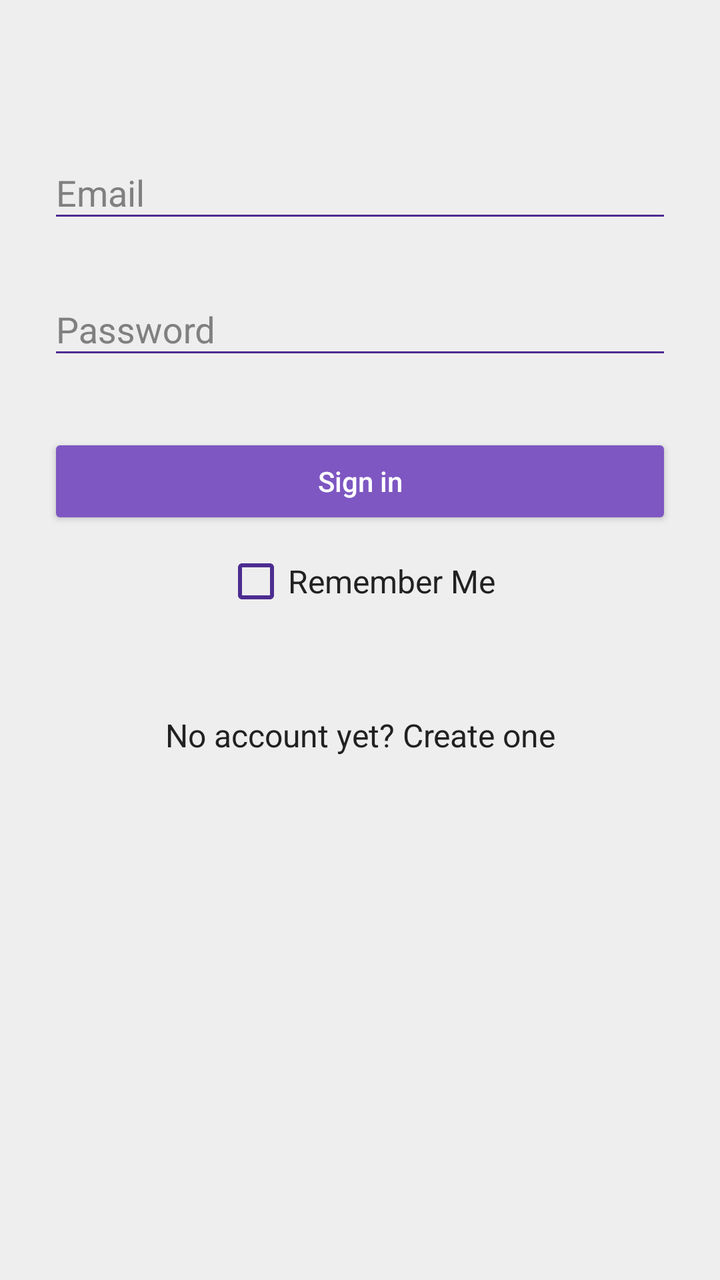
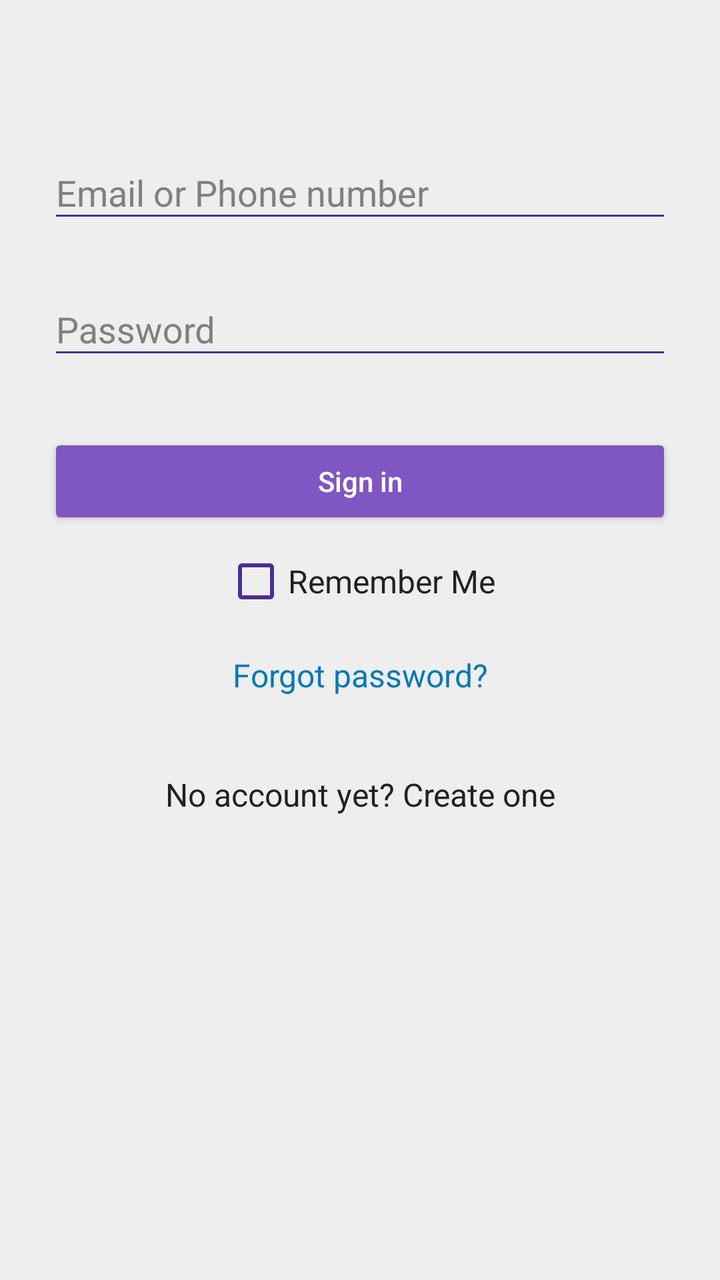

Screens rendered from an Android XML layout before and after an edit, with the pre-edit source and the edit as a unified diff.
<!-- AndroidManifest.xml: activity theme AppTheme.Dark -->
<!-- res/layout/activity_sign_in.xml -->
<?xml version="1.0" encoding="utf-8"?>
<ScrollView xmlns:android="http://schemas.android.com/apk/res/android"
            android:layout_width="match_parent"
            android:layout_height="match_parent"
            android:fitsSystemWindows="true">

    <LinearLayout
        android:layout_width="match_parent"
        android:layout_height="wrap_content"
        android:focusable="true"
        android:focusableInTouchMode="true"
        android:orientation="vertical"
        android:paddingLeft="24dp"
        android:paddingRight="24dp"
        android:paddingTop="56dp">

        

        
        <com.google.android.material.textfield.TextInputLayout
            android:layout_width="match_parent"
            android:layout_height="wrap_content"
            android:layout_marginBottom="8dp"
            android:layout_marginTop="8dp">

            <EditText
                android:id="@+id/input_email"
                android:layout_width="match_parent"
                android:layout_height="wrap_content"
                android:hint="Email"
                android:inputType="textEmailAddress"/>
        </com.google.android.material.textfield.TextInputLayout>

        
        <com.google.android.material.textfield.TextInputLayout
            android:layout_width="match_parent"
            android:layout_height="wrap_content"
            android:layout_marginBottom="8dp"
            android:layout_marginTop="8dp">

            <EditText
                android:id="@+id/input_password"
                android:layout_width="match_parent"
                android:layout_height="wrap_content"
                android:hint="Password"
                android:inputType="textPassword"/>
        </com.google.android.material.textfield.TextInputLayout>

        <androidx.appcompat.widget.AppCompatButton
            android:id="@+id/btn_login"
            style="@style/buttonStyle"
            android:layout_width="match_parent"
            android:layout_height="wrap_content"
            android:layout_marginBottom="10dp"
            android:layout_marginTop="24dp"
            android:padding="12dp"
            android:text="Sign in"/>

        <CheckBox
            android:id="@+id/cbRememberMe"
            style="@style/checkboxStyle"
            android:layout_width="wrap_content"
            android:layout_height="wrap_content"
            android:layout_gravity="center_horizontal"
            android:layout_marginBottom="50dp"
            android:text="Remember Me"
            android:textSize="@dimen/text_size_medium"/>

        <TextView
            android:id="@+id/link_signup"
            android:layout_width="match_parent"
            android:layout_height="wrap_content"
            android:layout_marginBottom="30dp"
            android:gravity="center"
            android:text="No account yet? Create one"
            android:textSize="@dimen/text_size_medium"/>

    </LinearLayout>
</ScrollView>
<!-- resources referenced by this layout -->
<resources>
  <dimen name="text_size_medium">16sp</dimen>
  <style name="buttonStyle">
          <item name="android:textColor">@color/white</item>
      </style>
  <style name="checkboxStyle">
          <item name="android:textColor">@color/text_color_primary</item>
      </style>
  <style name="AppTheme.Dark" parent="Theme.AppCompat.NoActionBar">
          <item name="colorPrimary">@color/primary</item>
          <item name="colorPrimaryDark">@color/primary_dark</item>
          <item name="colorAccent">@color/colorAccent</item>
  
          <item name="android:windowBackground">@color/background</item>
          <item name="android:textColorPrimary">@color/text_color_primary</item>
          <item name="android:textColorSecondary">@color/text_color_secondary</item>
          <item name="android:textColor">@color/text_color_primary</item>
  
          <item name="colorControlNormal">@color/secondary_dark</item>
          <item name="colorControlActivated">@color/primary_dark</item>
          <item name="colorControlHighlight">@color/secondary_light</item>
          <item name="android:textColorHint">@color/gray</item>
  
          <item name="android:textAllCaps">false</item>
  
          <item name="colorButtonNormal">@color/secondary</item>
          <item name="android:colorButtonNormal">@color/secondary</item>
  
          
          <item name="dialogTheme">@style/AppTheme.Dialog.Custom</item>
          <item name="alertDialogTheme">@style/AppTheme.Dialog.Alert.Custom</item>
  
      </style>
  <color name="white">#ffffff</color>
  <color name="text_color_primary">#212121</color>
  <color name="primary">#00e5ff</color>
  <color name="primary_dark">#0079b5</color>
  <color name="colorAccent">@color/accent</color>
  <color name="background">#EEEEEE</color>
  <color name="text_color_secondary">#555555</color>
  <color name="secondary_dark">#4d2c91</color>
  <color name="secondary_light">#b085f5</color>
  <color name="gray">#808080</color>
  <color name="secondary">#7e57c2</color>
  <style name="AppTheme.Dialog.Custom" parent="Theme.AppCompat.Light.Dialog">
          <item name="colorPrimary">@color/primary</item>
          <item name="colorPrimaryDark">@color/primary_dark</item>
          <item name="colorAccent">@color/accent</item>
          <item name="android:textColorPrimary">@color/text_color_primary</item>
      </style>
  <style name="AppTheme.Dialog.Alert.Custom" parent="Theme.AppCompat.Light.Dialog.Alert">
          <item name="colorPrimary">@color/primary</item>
          <item name="colorPrimaryDark">@color/primary_dark</item>
          <item name="colorAccent">@color/accent</item>
          <item name="android:textColorPrimary">@color/text_color_primary</item>
      </style>
  <color name="accent">#FF4081</color>
</resources>

<!-- the commit's change to res/layout/activity_sign_in.xml (unified diff, before → after) -->
@@ -27,7 +27,7 @@
                 android:id="@+id/input_email"
                 android:layout_width="match_parent"
                 android:layout_height="wrap_content"
-                android:hint="Email"
+                android:hint="@string/hint_email_or_phone"
                 android:inputType="textEmailAddress"/>
         </com.google.android.material.textfield.TextInputLayout>
 
@@ -62,8 +62,19 @@
             android:layout_width="wrap_content"
             android:layout_height="wrap_content"
             android:layout_gravity="center_horizontal"
-            android:layout_marginBottom="50dp"
+            android:layout_marginBottom="12dp"
             android:text="Remember Me"
+            android:textSize="@dimen/text_size_medium"/>
+
+        <TextView
+            android:id="@+id/link_forgot_password"
+            android:layout_width="match_parent"
+            android:layout_height="wrap_content"
+            android:layout_marginBottom="30dp"
+            android:gravity="center"
+            android:padding="8dp"
+            android:text="@string/lbl_forgot_password_link"
+            android:textColor="@color/primary_dark"
             android:textSize="@dimen/text_size_medium"/>
 
         <TextView
<!-- resource entries referenced after the edit -->
@@ -1,6 +1,8 @@
 <!-- resources referenced by this layout -->
 <resources>
   <dimen name="text_size_medium">16sp</dimen>
+  <string name="hint_email_or_phone">Email or Phone number</string>
+  <string name="lbl_forgot_password_link">Forgot password?</string>
   <style name="buttonStyle">
           <item name="android:textColor">@color/white</item>
       </style>
